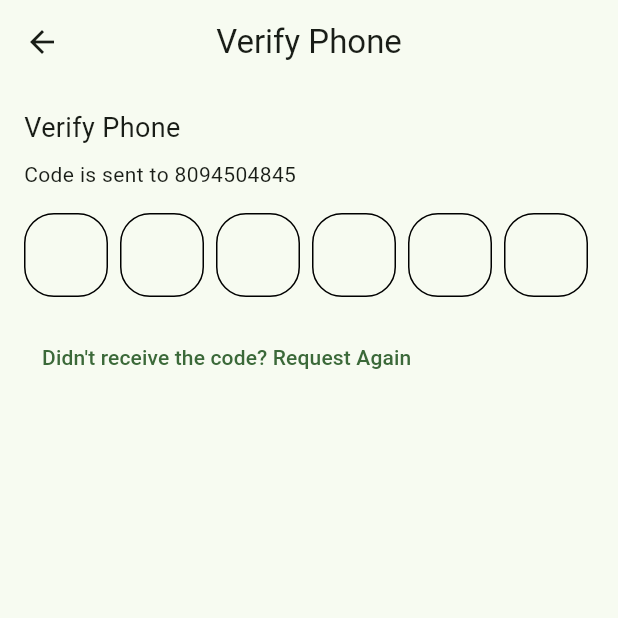
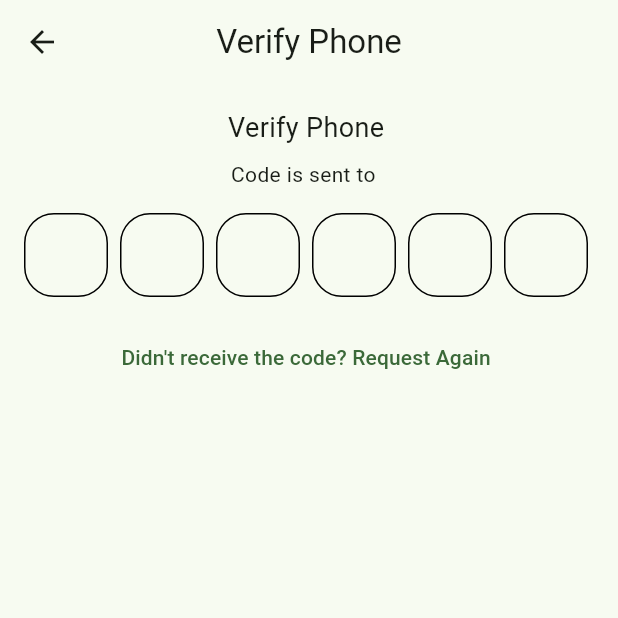
Before and after one commit to YadavYashvant/auth_with_otp, a Flutter app: the VerifyPhoneScreen screen opened directly with empty values, on a phone screen of 412 x 824 dp, the top half of it. Run offline on Flutter 3.47's test engine with Material 3 defaults, Android fonts, the phone set to English and light mode, and no system bars; drawn by our look-alikes of pinput; our stand-ins replace firebase_auth, firebase_core, flutter_svg, getwidget; accounts and stored records are empty; network calls fail.

Commit message:
fixing otp feature

```diff
--- a/lib/pages/VerifyPhoneScreen.dart
+++ b/lib/pages/VerifyPhoneScreen.dart
@@ -39,14 +39,14 @@ class _VerifyPhoneScreenState extends State<VerifyPhoneScreen> {
       body: Padding(
         padding: const EdgeInsets.all(16.0),
         child: Column(
-          crossAxisAlignment: CrossAxisAlignment.start,
+          crossAxisAlignment: CrossAxisAlignment.center,
           children: [
             Text(
               'Verify Phone',
               style: TextStyle(fontSize: 18),
             ),
             SizedBox(height: 8),
-            Text('Code is sent to 8094504845'),
+            Text('Code is sent to ${widget.phone}'),
             SizedBox(height: 16),
             Pinput(
               length: 6,
@@ -54,7 +54,7 @@ class _VerifyPhoneScreenState extends State<VerifyPhoneScreen> {
 
               controller: _pinPutController,
 
-              pinAnimationType: PinAnimationType.fade,
+              pinAnimationType: PinAnimationType.scale,
               onSubmitted: (pin) async {
                 try {
                   await FirebaseAuth.instance
--- a/pubspec.yaml
+++ b/pubspec.yaml
@@ -36,10 +36,10 @@ dependencies:
   # Use with the CupertinoIcons class for iOS style icons.
   cupertino_icons: ^1.0.8
   flutter_svg: ^2.0.10+1
-  firebase_core: ^3.1.1
+  firebase_core: ^2.8.0
   getwidget: ^4.0.0
   flutter_otp_text_field: ^1.1.3+2
-  firebase_auth: ^5.1.1
+  firebase_auth: ^4.3.0
   pinput: ^5.0.0
 
 dev_dependencies:
```
Also changed, not shown: pubspec.lock.
